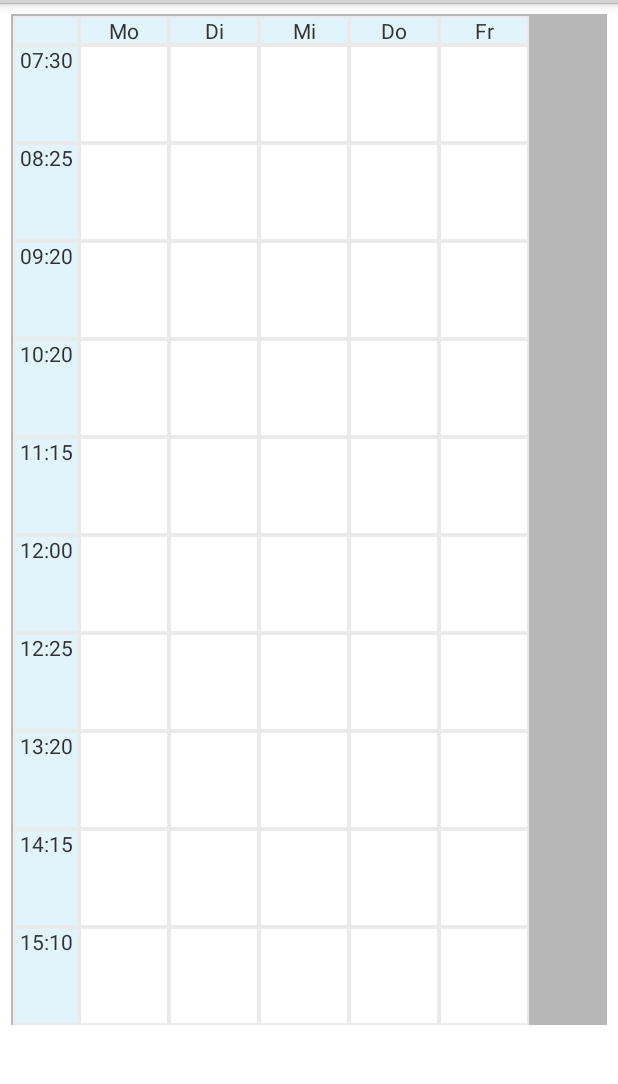
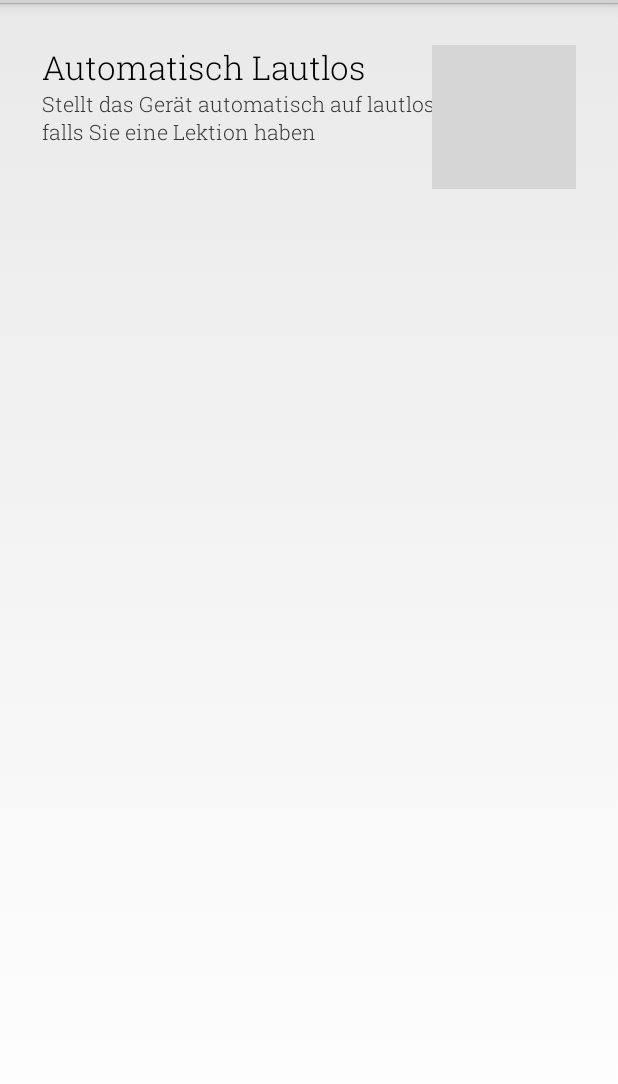
Before and after one commit to Hadjimina/KWI_Mobile, an Android app: the fragment settings shown on its own in the app's theme, on a phone screen of 412 x 824 dp, the part 69-1153 px from its top. Run offline under Robolectric (Android 15) with nearby library versions, the phone set to English and light mode, and no system bars; grey boxes are pictures that could not be loaded.

Commit message:
Have to fix LInkedHashmap began with mute

```diff
--- a/app/src/main/java/com/hadjiminap/kwimobile/MainActivity.java
+++ b/app/src/main/java/com/hadjiminap/kwimobile/MainActivity.java
@@ -188,7 +188,7 @@ public class MainActivity extends Activity implements AdapterView.OnItemClickLis
     {
         private Context context;
         String[] menus;
-        int[] images = {R.drawable.icon1, R.drawable.ic_action_1, R.drawable.ic_action_2, R.drawable.ic_action_3, R.drawable.ic_action_4};
+        int[] images = {R.drawable.icon1, R.drawable.icon2, R.drawable.ic_action_2, R.drawable.ic_action_3, R.drawable.ic_action_4};
         Typeface tf;
 
 
--- a/app/src/main/java/com/hadjiminap/kwimobile/settings.java
+++ b/app/src/main/java/com/hadjiminap/kwimobile/settings.java
@@ -1,37 +1,52 @@
 package com.hadjiminap.kwimobile;
 
 import android.app.Fragment;
+import android.content.Intent;
 import android.graphics.Typeface;
 import android.os.Bundle;
 import android.view.LayoutInflater;
 import android.view.View;
 import android.view.ViewGroup;
-import android.widget.CheckBox;
 import android.widget.TextView;
+import android.widget.ToggleButton;
 
 public class settings extends Fragment
 {
+    TextView t1,t2;
+    Typeface tf;
 
 
     public View onCreateView(LayoutInflater inflater, ViewGroup container,Bundle savedInstanceState)
     {
-        View ret =  inflater.inflate(R.layout.timetable, null);
+        View ret =  inflater.inflate(R.layout.settings, null);
 
-        CheckBox automute = (CheckBox) ret.findViewById(R.id.checkBox);
-        TextView t1 = (TextView) ret.findViewById(R.id.textView);
-        TextView t2 = (TextView) ret.findViewById(R.id.textView2);
+        ToggleButton automute = (ToggleButton) ret.findViewById(R.id.toggleButton2);
+         t1 = (TextView) ret.findViewById(R.id.textView);
+         t2 = (TextView) ret.findViewById(R.id.textView2);
 
-        Typeface tf = Typeface.createFromAsset(getActivity().getAssets(), "font.ttf");
+
+        //Set Font
+        tf = Typeface.createFromAsset(getActivity().getAssets(), "font.ttf");
+        automute.setTypeface(tf);
         t1.setTypeface(tf);
         t2.setTypeface(tf);
 
-        if (automute.isChecked())
+        return ret;
+    }
+
+    public void onToggleClicked(View view)
+    {
+        boolean on = ((ToggleButton) view).isChecked();
+
+        if (on)
         {
-            t1.setText("potoat");
+            getActivity().startService(new Intent(getActivity(), Timetable.service.class));
+        }
+        else
+        {
+            // Disable vibrate
         }
 
-
-        return ret;
     }
 
     public void onBackPressed()
@@ -39,4 +54,5 @@ public class settings extends Fragment
         //Don't do anything when back button is pressed
     }
 
+
 }
--- a/app/src/main/res/layout/settings.xml
+++ b/app/src/main/res/layout/settings.xml
@@ -20,24 +20,28 @@
             android:layout_alignParentLeft="true"
             android:layout_alignParentStart="true" />
 
-        <CheckBox
-            android:layout_width="wrap_content"
-            android:layout_height="wrap_content"
-            android:id="@+id/checkBox"
-            android:layout_alignBottom="@+id/textView"
-            android:layout_alignParentRight="true"
-            android:layout_alignParentEnd="true"
-            android:layout_marginRight="28dp" />
-
         <TextView
             android:layout_width="wrap_content"
             android:layout_height="wrap_content"
             android:textAppearance="?android:attr/textAppearanceSmall"
             android:text="Stellt das Gerät automatisch auf lautlos, falls Sie eine Lektion haben"
             android:id="@+id/textView2"
-            android:layout_marginRight="28dp"
             android:layout_below="@+id/textView"
             android:layout_alignLeft="@+id/textView"
-            android:layout_alignStart="@+id/textView" />
+            android:layout_alignStart="@+id/textView"
+            android:layout_marginRight="90dp"/>
+
+        <ToggleButton
+            android:layout_width="wrap_content"
+            android:layout_height="wrap_content"
+            android:text="New ToggleButton"
+            android:id="@+id/toggleButton2"
+            android:layout_alignTop="@+id/textView"
+            android:layout_alignParentRight="true"
+            android:layout_alignParentEnd="true"
+            android:layout_marginRight="28dp"
+            android:onClick="onToggleClicked"/>
+
+
     </RelativeLayout>
 </LinearLayout>
--- a/app/src/main/res/values-w820dp/dimens.xml
+++ /dev/null
@@ -1,6 +0,0 @@
-<resources>
-    <!-- Example customization of dimensions originally defined in res/values/dimens.xml
-         (such as screen margins) for screens with more than 820dp of available width. This
-         would include 7" and 10" devices in landscape (~960dp and ~1280dp respectively). -->
-    <dimen name="activity_horizontal_margin">64dp</dimen>
-</resources>
--- a/app/src/main/res/values/styles_apptheme.xml
+++ b/app/src/main/res/values/styles_apptheme.xml
@@ -12,4 +12,10 @@
       <item name="android:button">@drawable/apptheme_btn_check_holo_light</item>
   </style>
 
+    <style name="ToggleAppTheme" parent="android:Widget.Button.Toggle">
+        <item name="android:background">@drawable/apptheme_btn_toggle_holo_light</item>
+        <item name="android:minHeight">48dip</item>
+        <item name="android:textColor">#000000</item>
+    </style>
+
 </resources>
--- a/app/src/main/res/values/themes_apptheme.xml
+++ b/app/src/main/res/values/themes_apptheme.xml
@@ -6,7 +6,8 @@
     <style name="AppTheme" parent="@style/_AppTheme"/>
     <style name="_AppTheme" parent="@android:style/Theme.Holo.Light">
         <item name="android:editTextStyle">@style/EditTextAppTheme</item>
-	<item name="android:checkboxStyle">@style/CheckBoxAppTheme</item>
+	    <item name="android:checkboxStyle">@style/CheckBoxAppTheme</item>
+        <item name="android:buttonStyleToggle">@style/ToggleAppTheme</item>
     </style>
 
 
```
Also changed, not shown: app/src/main/res/drawable/icon1.png.
